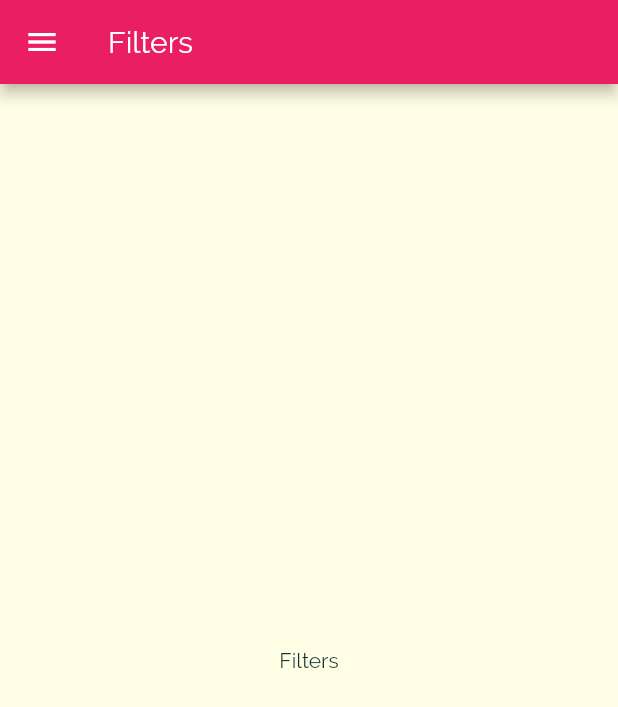
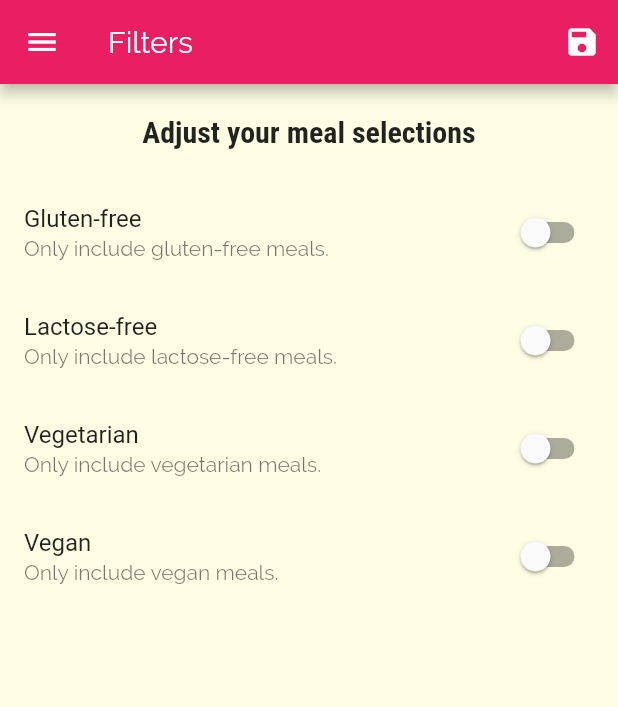
Before and after one commit to Manuelkpatsu/the_meals_app, a Flutter app: the FiltersScreen screen opened by its route, on a phone screen of 412 x 824 dp. Shown: the top 707 px of the screen. Run offline on Flutter 3.47's test engine with Material 2 defaults, Android fonts, the light colour scheme and no system bars.

Commit message:
Filter the meals

```diff
--- a/lib/main.dart
+++ b/lib/main.dart
@@ -1,5 +1,7 @@
 import 'package:flutter/material.dart';
+import 'package:the_meals_app/dummy_data.dart';
 
+import 'models/meal.dart';
 import 'screens/filters_screen.dart';
 import 'screens/tabs_screen.dart';
 import 'screens/meal_detail_screen.dart';
@@ -8,7 +10,43 @@ import 'screens/categories_screen.dart';
 
 void main() => runApp(MyApp());
 
-class MyApp extends StatelessWidget {
+class MyApp extends StatefulWidget {
+  @override
+  _MyAppState createState() => _MyAppState();
+}
+
+class _MyAppState extends State<MyApp> {
+  Map<String, bool> _filters = {
+    'gluten': false,
+    'lactose': false,
+    'vegan': false,
+    'vegetarian': false,
+  };
+  List<Meal> _availableMeals = DUMMY_MEALS;
+
+  void _setFilters(Map<String, bool> filterData) {
+    setState(() {
+      _filters = filterData;
+
+      _availableMeals = DUMMY_MEALS.where((meal) {
+        if (_filters['gluten'] && !meal.isGlutenFree) {
+          return false;
+        }
+        if (_filters['lactose'] && !meal.isLactoseFree) {
+          return false;
+        }
+        if (_filters['vegan'] && !meal.isVegan) {
+          return false;
+        }
+        if (_filters['vegetarian'] && !meal.isVegetarian) {
+          return false;
+        }
+
+        return true;
+      }).toList();
+    });
+  }
+
   @override
   Widget build(BuildContext context) {
     return MaterialApp(
@@ -36,9 +74,9 @@ class MyApp extends StatelessWidget {
       initialRoute: '/',
       routes: {
         '/': (context) => TabsScreen(),
-        CategoryMealsScreen.routeName: (context) => CategoryMealsScreen(),
+        CategoryMealsScreen.routeName: (context) => CategoryMealsScreen(_availableMeals),
         MealDetailScreen.routeName: (context) => MealDetailScreen(),
-        FiltersScreen.routeName: (context) => FiltersScreen(),
+        FiltersScreen.routeName: (context) => FiltersScreen(_filters, _setFilters),
       },
       onUnknownRoute: (settings) {
         return MaterialPageRoute(builder: (context) => CategoriesScreen());
--- a/lib/screens/filters_screen.dart
+++ b/lib/screens/filters_screen.dart
@@ -2,19 +2,126 @@ import 'package:flutter/material.dart';
 
 import '../widgets/main_drawer.dart';
 
-class FiltersScreen extends StatelessWidget {
+class FiltersScreen extends StatefulWidget {
   static const routeName = '/filters';
+
+  final Function saveFilters;
+  final Map<String, bool> currentFilters;
+
+  FiltersScreen(this.currentFilters, this.saveFilters);
+
+  @override
+  _FiltersScreenState createState() => _FiltersScreenState();
+}
+
+class _FiltersScreenState extends State<FiltersScreen> {
+  var _glutenFree = false;
+  var _vegetarian = false;
+  var _vegan = false;
+  var _lactoseFree = false;
+
+  @override
+  initState() {
+    super.initState();
+    _glutenFree = widget.currentFilters['gluten'];
+    _vegetarian = widget.currentFilters['vegetarian'];
+    _vegan = widget.currentFilters['vegan'];
+    _lactoseFree = widget.currentFilters['lactose'];
+  }
+
+  Widget _buildSwitchListTile(
+    String title,
+    String description,
+    bool currentValue,
+    Function updateValue,
+  ) {
+    return SwitchListTile(
+      title: Text(title),
+      subtitle: Text(
+        description
+      ),
+      value: currentValue,
+      onChanged: updateValue,
+    );
+  }
+
   @override
   Widget build(BuildContext context) {
     return Scaffold(
       appBar: AppBar(
         title: Text('Filters'),
+        actions: [
+          IconButton(
+            icon: Icon(Icons.save),
+            onPressed: () {
+              final selectedFilters = {
+                'gluten': _glutenFree,
+                'lactose': _lactoseFree,
+                'vegan': _vegan,
+                'vegetarian': _vegetarian,
+              };
+              widget.saveFilters(selectedFilters);
+            },
+          ),
+        ],
       ),
       drawer: MainDrawer(),
-      body: Center(
-        child: Text(
-          'Filters',
-        ),
+      body: Column(
+        children: [
+          Container(
+            padding: EdgeInsets.all(20),
+            child: Text(
+              'Adjust your meal selections',
+              style: Theme.of(context).textTheme.headline6,
+            ),
+          ),
+          Expanded(
+            child: ListView(
+              children: [
+                _buildSwitchListTile(
+                  'Gluten-free',
+                  'Only include gluten-free meals.',
+                  _glutenFree,
+                  (bool newValue) {
+                    setState(() {
+                      _glutenFree = newValue;
+                    });
+                  }
+                ),
+                _buildSwitchListTile(
+                  'Lactose-free',
+                  'Only include lactose-free meals.',
+                  _lactoseFree,
+                  (bool newValue) {
+                    setState(() {
+                      _lactoseFree = newValue;
+                    });
+                  }
+                ),
+                _buildSwitchListTile(
+                  'Vegetarian',
+                  'Only include vegetarian meals.',
+                  _vegetarian,
+                  (bool newValue) {
+                    setState(() {
+                      _vegetarian = newValue;
+                    });
+                  }
+                ),
+                _buildSwitchListTile(
+                  'Vegan',
+                  'Only include vegan meals.',
+                  _vegan,
+                  (bool newValue) {
+                    setState(() {
+                      _vegan = newValue;
+                    });
+                  }
+                ),
+              ],
+            ),
+          )
+        ],
       ),
     );
   }
```
Also changed, not shown: lib/screens/category_meals_screen.dart (+40 -13 lines), lib/screens/meal_detail_screen.dart (+8 -0 lines), lib/widgets/meal_item.dart (+7 -1 lines).
